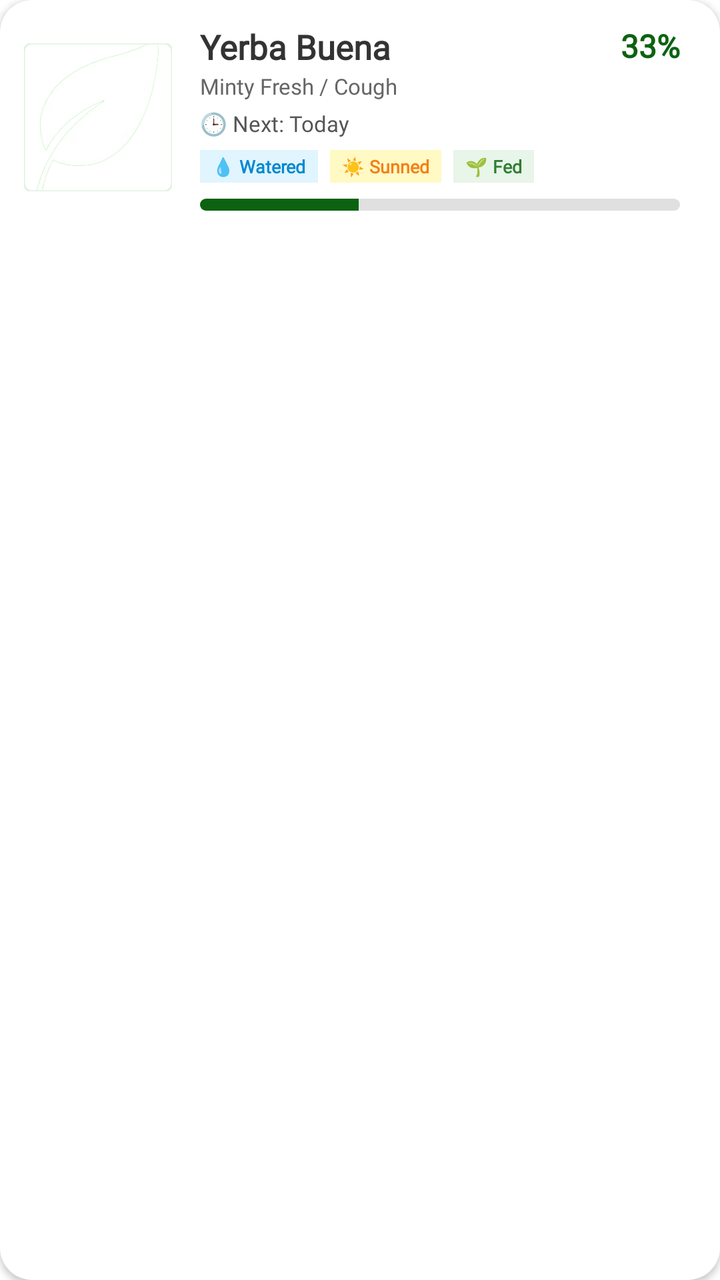
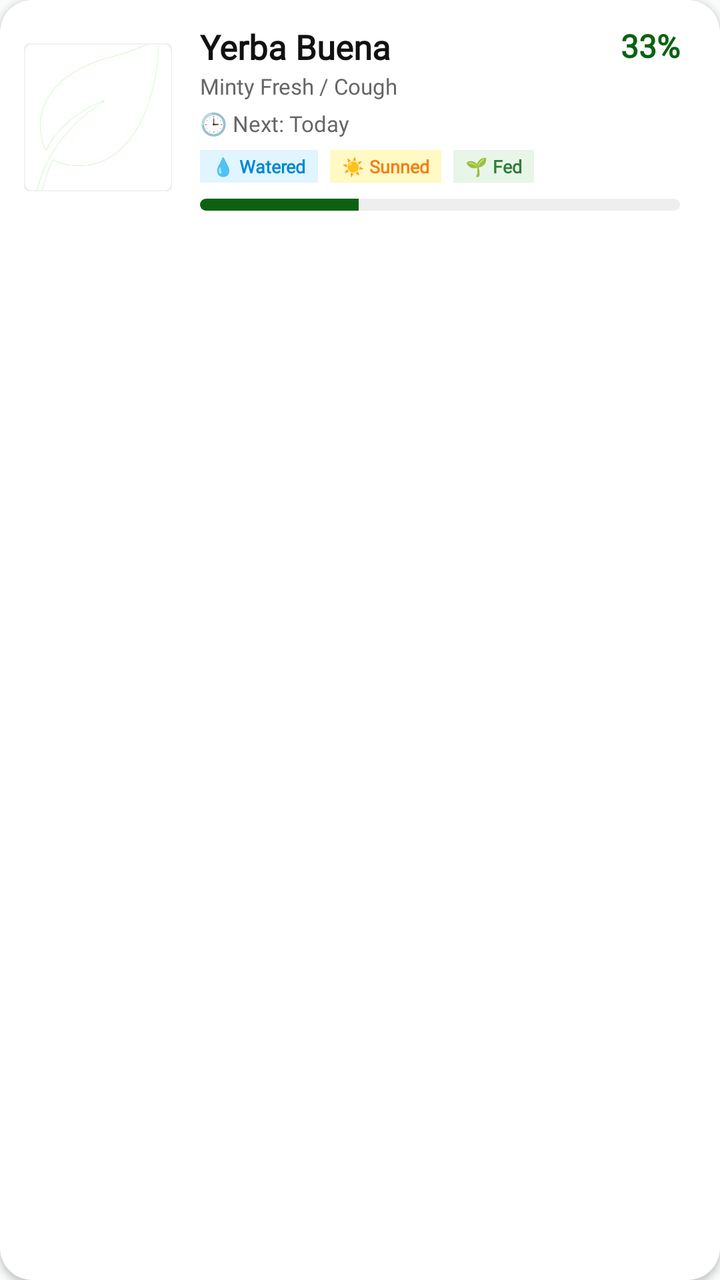

The first picture is an Android layout as it rendered before a commit; the second is the same layout after the commit. The layout source and the unified diff follow.
<!-- AndroidManifest.xml: application theme Theme.SmartGrow -->
<!-- res/layout/item_plant_home_card.xml -->
<?xml version="1.0" encoding="utf-8"?>
<com.google.android.material.card.MaterialCardView
    xmlns:android="http://schemas.android.com/apk/res/android"
    xmlns:app="http://schemas.android.com/apk/res-auto"
    android:layout_width="match_parent"
    android:layout_height="wrap_content"
    android:layout_marginHorizontal="4dp"
    android:layout_marginVertical="6dp"
    app:cardCornerRadius="16dp"
    app:cardElevation="2dp"
    app:cardBackgroundColor="#FFFFFF"
    app:strokeWidth="0dp">

    <LinearLayout
        android:layout_width="match_parent"
        android:layout_height="wrap_content"
        android:orientation="horizontal"
        android:padding="12dp"
        android:gravity="center_vertical">

        <com.google.android.material.imageview.ShapeableImageView
            android:id="@+id/img_home_plant_photo"
            android:layout_width="74dp"
            android:layout_height="74dp"
            android:scaleType="centerCrop"
            android:src="@drawable/smartgrow_logo"
            app:shapeAppearanceOverlay="@style/ShapeAppearance.MaterialComponents.MediumComponent"
            app:strokeColor="#E2F2E1"
            app:strokeWidth="1dp" />

        <LinearLayout
            android:layout_width="0dp"
            android:layout_height="wrap_content"
            android:layout_weight="1"
            android:orientation="vertical"
            android:layout_marginStart="14dp"
            android:layout_marginEnd="8dp">

            <RelativeLayout
                android:layout_width="match_parent"
                android:layout_height="wrap_content">

                <TextView
                    android:id="@+id/tv_home_plant_name"
                    android:layout_width="wrap_content"
                    android:layout_height="wrap_content"
                    android:text="Yerba Buena"
                    android:textColor="#333333"
                    android:textSize="17sp"
                    android:textStyle="bold"
                    android:fontFamily="@font/poppins"
                    android:layout_alignParentStart="true"/>

                <TextView
                    android:id="@+id/tv_home_health_percentage"
                    android:layout_width="wrap_content"
                    android:layout_height="wrap_content"
                    android:text="33%"
                    android:textColor="#0C6211"
                    android:textSize="16sp"
                    android:textStyle="bold"
                    android:fontFamily="@font/poppins"
                    android:layout_alignParentEnd="true"/>
            </RelativeLayout>

            <TextView
                android:id="@+id/tv_home_medicinal_use"
                android:layout_width="wrap_content"
                android:layout_height="wrap_content"
                android:text="Minty Fresh / Cough"
                android:textColor="#666666"
                android:textSize="11sp"
                android:fontFamily="@font/poppins"
                android:layout_marginTop="1dp" />

            <TextView
                android:id="@+id/tv_home_next_care_schedule"
                android:layout_width="wrap_content"
                android:layout_height="wrap_content"
                android:text="🕒 Next: Today"
                android:textColor="#555555"
                android:textSize="11sp"
                android:fontFamily="@font/poppins"
                android:layout_marginTop="4dp" />

            <LinearLayout
                android:layout_width="match_parent"
                android:layout_height="wrap_content"
                android:orientation="horizontal"
                android:layout_marginTop="6dp"
                android:gravity="center_vertical">

                <LinearLayout
                    android:id="@+id/layout_badge_water"
                    android:layout_width="wrap_content"
                    android:layout_height="wrap_content"
                    android:orientation="horizontal"
                    android:background="#E1F5FE"
                    android:paddingHorizontal="6dp"
                    android:paddingVertical="2dp"
                    android:layout_marginEnd="6dp">
                    <TextView
                        android:layout_width="wrap_content"
                        android:layout_height="wrap_content"
                        android:text="💧 Watered"
                        android:textColor="#0288D1"
                        android:textSize="9sp"
                        android:textStyle="bold"
                        android:fontFamily="@font/poppins" />
                </LinearLayout>

                <LinearLayout
                    android:id="@+id/layout_badge_sun"
                    android:layout_width="wrap_content"
                    android:layout_height="wrap_content"
                    android:orientation="horizontal"
                    android:background="#FFF9C4"
                    android:paddingHorizontal="6dp"
                    android:paddingVertical="2dp"
                    android:layout_marginEnd="6dp">
                    <TextView
                        android:layout_width="wrap_content"
                        android:layout_height="wrap_content"
                        android:text="☀️ Sunned"
                        android:textColor="#F57F17"
                        android:textSize="9sp"
                        android:textStyle="bold"
                        android:fontFamily="@font/poppins" />
                </LinearLayout>

                <LinearLayout
                    android:id="@+id/layout_badge_fertilizer"
                    android:layout_width="wrap_content"
                    android:layout_height="wrap_content"
                    android:orientation="horizontal"
                    android:background="#E8F5E9"
                    android:paddingHorizontal="6dp"
                    android:paddingVertical="2dp">
                    <TextView
                        android:layout_width="wrap_content"
                        android:layout_height="wrap_content"
                        android:text="🌱 Fed"
                        android:textColor="#2E7D32"
                        android:textSize="9sp"
                        android:textStyle="bold"
                        android:fontFamily="@font/poppins" />
                </LinearLayout>

            </LinearLayout>

            <ProgressBar
                android:id="@+id/progress_home_health_bar"
                style="@android:style/Widget.ProgressBar.Horizontal"
                android:layout_width="match_parent"
                android:layout_height="6dp"
                android:layout_marginTop="8dp"
                android:progress="33"
                android:max="100"
                android:progressDrawable="@drawable/custom_green_progress_bar" />

        </LinearLayout>
    </LinearLayout>
</com.google.android.material.card.MaterialCardView>
<!-- resources referenced by this layout -->
<resources>
  <!-- drawable custom_green_progress_bar (drawable) -->
  <?xml version="1.0" encoding="utf-8"?>
  <layer-list xmlns:android="http://schemas.android.com/apk/res/android">
      <item android:id="@android:id/background">
          <shape>
              <corners android:radius="4dp" />
              <solid android:color="#E0E0E0" />
          </shape>
      </item>
      <item android:id="@android:id/progress">
          <clip>
              <shape>
                  <corners android:radius="4dp" />
                  <solid android:color="#0C6211" />
              </shape>
          </clip>
      </item>
  </layer-list>
  <!-- drawable smartgrow_logo: png bitmap (drawable, 73503 bytes) -->
  <style name="Theme.SmartGrow" parent="Base.Theme.SmartGrow" />
  <style name="Base.Theme.SmartGrow" parent="Theme.Material3.DayNight.NoActionBar">
          <item name="android:windowBackground">@android:color/white</item>
          <item name="android:windowDisablePreview">true</item>
  
          
          <item name="android:statusBarColor">#FFFFFF</item>
          <item name="android:windowLightStatusBar">true</item>
  
          
          <item name="android:navigationBarColor">#FFFFFF</item>
          <item name="android:windowLightNavigationBar" tools:targetApi="o">true</item>
  
          <item name="android:windowDrawsSystemBarBackgrounds">true</item>
          <item name="android:windowTranslucentStatus">false</item>
          <item name="android:windowTranslucentNavigation">false</item>
      </style>
</resources>

<!-- the commit's change to res/layout/item_plant_home_card.xml (unified diff, before → after) -->
@@ -8,7 +8,7 @@
     android:layout_marginVertical="6dp"
     app:cardCornerRadius="16dp"
     app:cardElevation="2dp"
-    app:cardBackgroundColor="#FFFFFF"
+    app:cardBackgroundColor="@color/card_background"
     app:strokeWidth="0dp">
 
     <LinearLayout
@@ -25,7 +25,7 @@
             android:scaleType="centerCrop"
             android:src="@drawable/smartgrow_logo"
             app:shapeAppearanceOverlay="@style/ShapeAppearance.MaterialComponents.MediumComponent"
-            app:strokeColor="#E2F2E1"
+            app:strokeColor="@color/divider"
             app:strokeWidth="1dp" />
 
         <LinearLayout
@@ -45,7 +45,7 @@
                     android:layout_width="wrap_content"
                     android:layout_height="wrap_content"
                     android:text="Yerba Buena"
-                    android:textColor="#333333"
+                    android:textColor="@color/text_primary"
                     android:textSize="17sp"
                     android:textStyle="bold"
                     android:fontFamily="@font/poppins"
@@ -56,7 +56,7 @@
                     android:layout_width="wrap_content"
                     android:layout_height="wrap_content"
                     android:text="33%"
-                    android:textColor="#0C6211"
+                    android:textColor="@color/primary_green"
                     android:textSize="16sp"
                     android:textStyle="bold"
                     android:fontFamily="@font/poppins"
@@ -68,7 +68,7 @@
                 android:layout_width="wrap_content"
                 android:layout_height="wrap_content"
                 android:text="Minty Fresh / Cough"
-                android:textColor="#666666"
+                android:textColor="@color/text_secondary"
                 android:textSize="11sp"
                 android:fontFamily="@font/poppins"
                 android:layout_marginTop="1dp" />
@@ -78,7 +78,7 @@
                 android:layout_width="wrap_content"
                 android:layout_height="wrap_content"
                 android:text="🕒 Next: Today"
-                android:textColor="#555555"
+                android:textColor="@color/text_secondary"
                 android:textSize="11sp"
                 android:fontFamily="@font/poppins"
                 android:layout_marginTop="4dp" />
<!-- resource entries referenced after the edit -->
@@ -1,19 +1,24 @@
 <!-- resources referenced by this layout -->
 <resources>
+  <color name="card_background">#FFFFFF</color>
+  <color name="divider">#EEEEEE</color>
+  <color name="primary_green">#0C6211</color>
+  <color name="text_primary">#111111</color>
+  <color name="text_secondary">#666666</color>
   <!-- drawable custom_green_progress_bar (drawable) -->
   <?xml version="1.0" encoding="utf-8"?>
   <layer-list xmlns:android="http://schemas.android.com/apk/res/android">
       <item android:id="@android:id/background">
           <shape>
               <corners android:radius="4dp" />
-              <solid android:color="#E0E0E0" />
+              <solid android:color="@color/divider" />
           </shape>
       </item>
       <item android:id="@android:id/progress">
           <clip>
               <shape>
                   <corners android:radius="4dp" />
-                  <solid android:color="#0C6211" />
+                  <solid android:color="@color/primary_green" />
               </shape>
           </clip>
       </item>
@@ -21,20 +26,21 @@
   <!-- drawable smartgrow_logo: png bitmap (drawable, 73503 bytes) -->
   <style name="Theme.SmartGrow" parent="Base.Theme.SmartGrow" />
   <style name="Base.Theme.SmartGrow" parent="Theme.Material3.DayNight.NoActionBar">
-          <item name="android:windowBackground">@android:color/white</item>
+          <item name="android:windowBackground">@color/background</item>
           <item name="android:windowDisablePreview">true</item>
   
           
-          <item name="android:statusBarColor">#FFFFFF</item>
+          <item name="android:statusBarColor">@color/background</item>
           <item name="android:windowLightStatusBar">true</item>
   
           
-          <item name="android:navigationBarColor">#FFFFFF</item>
+          <item name="android:navigationBarColor">@color/background</item>
           <item name="android:windowLightNavigationBar" tools:targetApi="o">true</item>
   
           <item name="android:windowDrawsSystemBarBackgrounds">true</item>
           <item name="android:windowTranslucentStatus">false</item>
           <item name="android:windowTranslucentNavigation">false</item>
       </style>
+  <color name="background">#F9FAFA</color>
 </resources>
 
